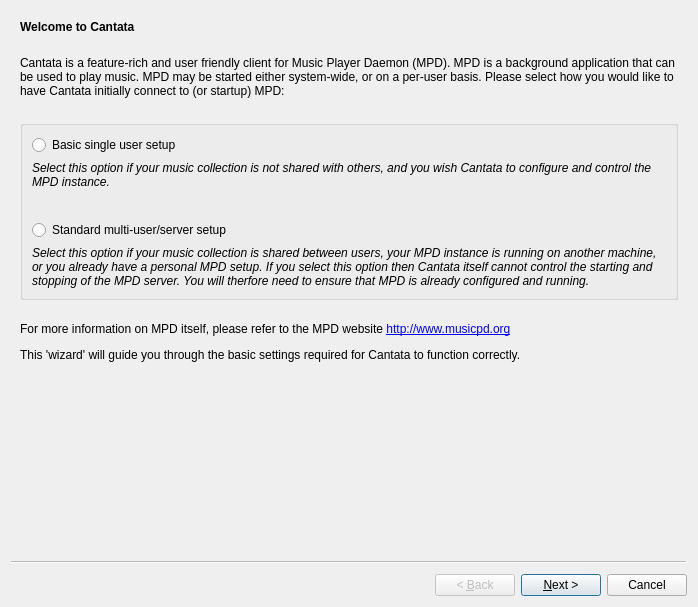
First picture: the form in gui/initialsettingswizard.ui, repository polpo/cantata-mac, before the edit.
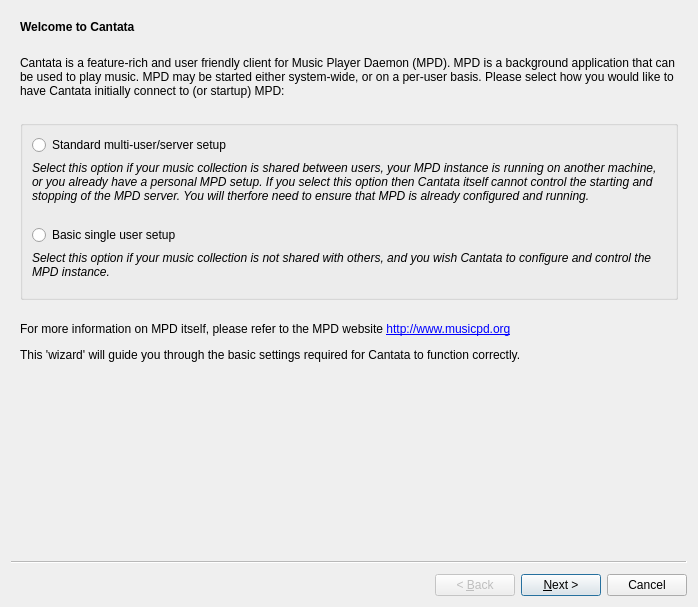
Second picture: the form after the edit. The open tabs and pages were chosen to show the change. Custom widgets are drawn as their Qt base class.

Commit message: Select Standard/Multi-user setup be default in initial settings wizard - as this is mainly how MPD would be used.

```diff
--- a/gui/initialsettingswizard.ui
+++ b/gui/initialsettingswizard.ui
@@ -161,9 +161,31 @@
           </property>
           <layout class="QGridLayout" name="gridLayout_2">
            <item row="0" column="0" colspan="2">
-            <widget class="QRadioButton" name="basic">
+            <widget class="QRadioButton" name="advanced">
              <property name="text">
-              <string>Basic single user setup</string>
+              <string>Standard multi-user/server setup</string>
+             </property>
+            </widget>
+           </item>
+           <item row="1" column="0" colspan="3">
+            <widget class="BuddyLabel" name="label_10">
+             <property name="sizePolicy">
+              <sizepolicy hsizetype="MinimumExpanding" vsizetype="MinimumExpanding">
+               <horstretch>0</horstretch>
+               <verstretch>0</verstretch>
+              </sizepolicy>
+             </property>
+             <property name="text">
+              <string>&lt;i&gt;Select this option if your music collection is shared between users, your MPD instance is running on another machine, or you already have a personal MPD setup. If you select this option then Cantata itself cannot control the starting and stopping of the MPD server. You will therfore need to ensure that MPD is already configured and running.&lt;/i&gt;</string>
+             </property>
+             <property name="alignment">
+              <set>Qt::AlignLeading|Qt::AlignLeft|Qt::AlignTop</set>
+             </property>
+             <property name="wordWrap">
+              <bool>true</bool>
+             </property>
+             <property name="buddy">
+              <cstring>advanced</cstring>
              </property>
             </widget>
            </item>
@@ -184,13 +206,13 @@
             </spacer>
            </item>
            <item row="3" column="0" colspan="2">
-            <widget class="QRadioButton" name="advanced">
+            <widget class="QRadioButton" name="basic">
              <property name="text">
-              <string>Standard multi-user/server setup</string>
+              <string>Basic single user setup</string>
              </property>
             </widget>
            </item>
-           <item row="1" column="0" colspan="3">
+           <item row="4" column="0" colspan="3">
             <widget class="BuddyLabel" name="label_9">
              <property name="sizePolicy">
               <sizepolicy hsizetype="MinimumExpanding" vsizetype="MinimumExpanding">
@@ -200,7 +222,7 @@
              </property>
              <property name="text">
               <string>&lt;i&gt;Select this option if your music collection is not shared with others, and you wish Cantata to configure and control the MPD instance.&lt;/i&gt;
-</string>
+              </string>
              </property>
              <property name="alignment">
               <set>Qt::AlignLeading|Qt::AlignLeft|Qt::AlignTop</set>
@@ -213,28 +235,6 @@
              </property>
             </widget>
            </item>
-           <item row="4" column="0" colspan="3">
-            <widget class="BuddyLabel" name="label_10">
-             <property name="sizePolicy">
-              <sizepolicy hsizetype="MinimumExpanding" vsizetype="MinimumExpanding">
-               <horstretch>0</horstretch>
-               <verstretch>0</verstretch>
-              </sizepolicy>
-             </property>
-             <property name="text">
-              <string>&lt;i&gt;Select this option if your music collection is shared between users, your MPD instance is running on another machine, or you already have a personal MPD setup. If you select this option then Cantata itself cannot control the starting and stopping of the MPD server. You will therfore need to ensure that MPD is already configured and running.&lt;/i&gt;</string>
-             </property>
-             <property name="alignment">
-              <set>Qt::AlignLeading|Qt::AlignLeft|Qt::AlignTop</set>
-             </property>
-             <property name="wordWrap">
-              <bool>true</bool>
-             </property>
-             <property name="buddy">
-              <cstring>advanced</cstring>
-             </property>
-            </widget>
-           </item>
           </layout>
          </widget>
         </item>
```
The commit also changes 1 other file.
